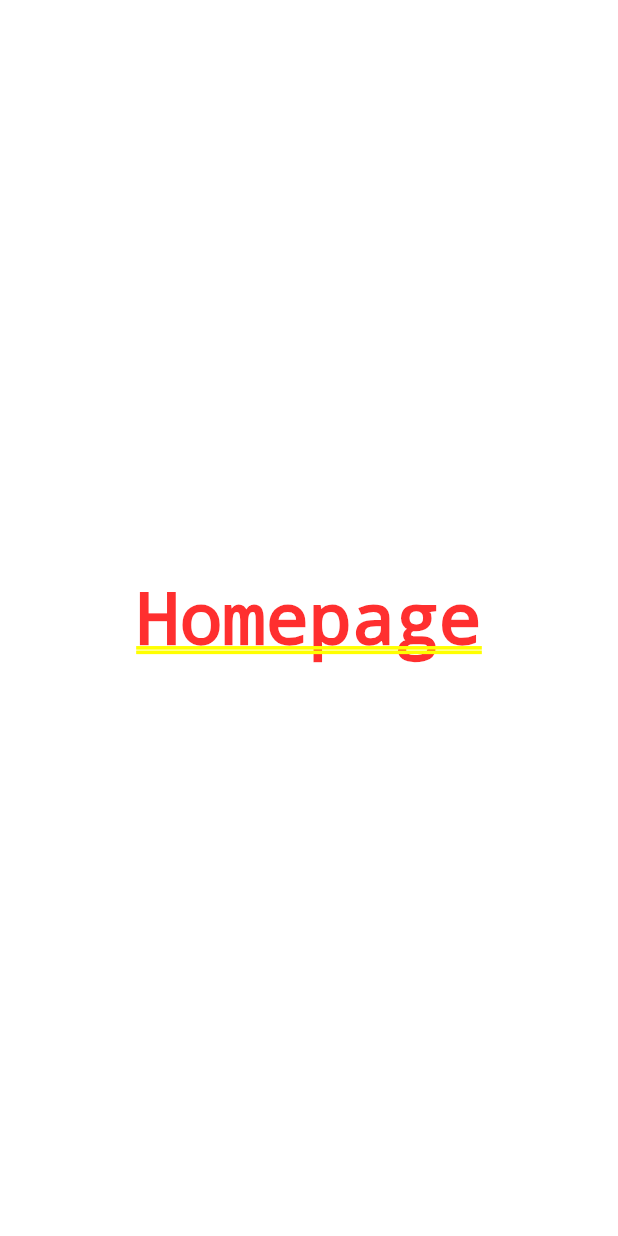
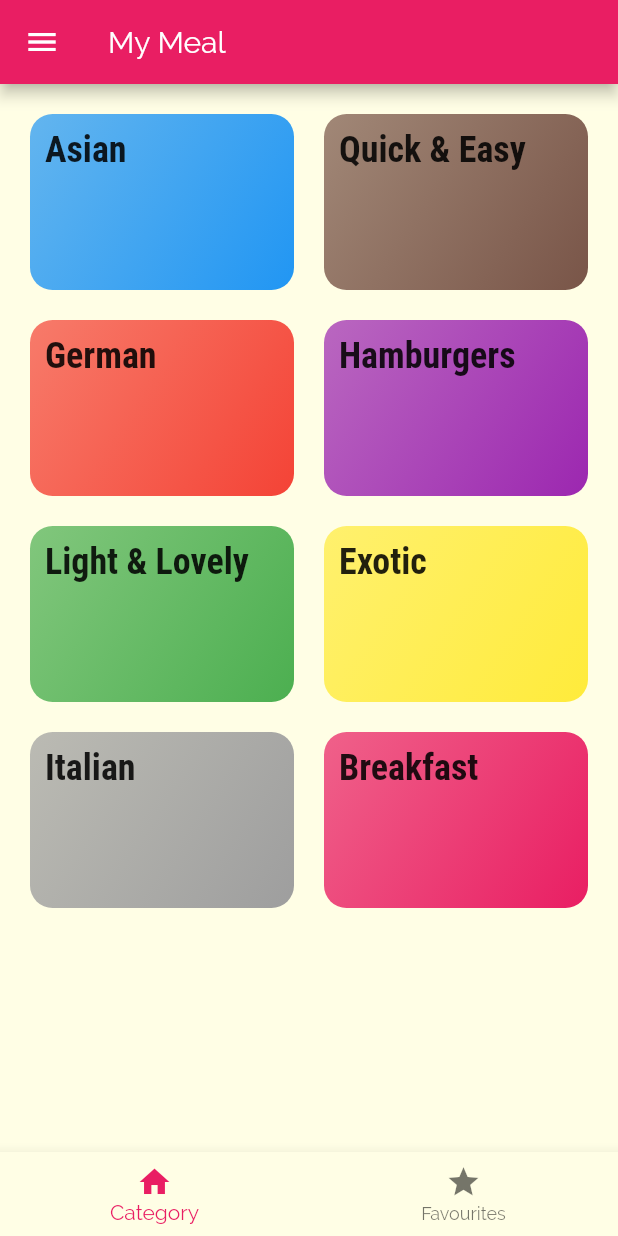
Before and after one commit to msharibahmed/meal_app, a Flutter app: the screen it shows after launch, on a phone screen of 412 x 824 dp. Run offline on Flutter 3.47's test engine with Material 2 defaults, Android fonts, the phone set to English and light mode, and no system bars.

Commit message:
Added drawer,bottom nav bar ui and added category ui + its backend

```diff
--- /dev/null
+++ b/lib/category_item.dart
@@ -0,0 +1,33 @@
+import 'package:flutter/material.dart';
+import 'package:meal_app/pages/category_meals_screen.dart';
+
+class CategoryItem extends StatelessWidget {
+  final String title;
+  final Color color;
+  CategoryItem(this.title, this.color);
+  void _selectCategory(BuildContext ctx) {
+    Navigator.of(ctx).push(MaterialPageRoute(builder: (_) => CategoryMeals()));
+  }
+
+  @override
+  Widget build(BuildContext context) {
+    return InkWell(
+      onTap: () => _selectCategory(context),
+      borderRadius: BorderRadius.circular(15),
+      splashColor: Theme.of(context).primaryColor,
+      child: Container(
+        padding: const EdgeInsets.all(10),
+        decoration: BoxDecoration(
+            borderRadius: BorderRadius.circular(15),
+            gradient: LinearGradient(
+                colors: [color.withOpacity(0.7), color],
+                begin: Alignment.topLeft,
+                end: Alignment.bottomRight)),
+        child: Text(
+          title,
+          style: Theme.of(context).textTheme.headline6,
+        ),
+      ),
+    );
+  }
+}
--- /dev/null
+++ b/lib/dummy_data.dart
@@ -0,0 +1,22 @@
+import './models/category.dart';
+import 'package:flutter/material.dart';
+
+const DUMMY_DATA=const[
+Category(id: 'c1', title:'Asian',
+color: Colors.blue),
+
+Category(id: 'c2', title:'Quick & Easy',
+color: Colors.brown),
+Category(id: 'c3', title:'German',
+color: Colors.red),
+Category(id: 'c4', title:'Hamburgers',
+color: Colors.purple),
+Category(id: 'c5', title:'Light & Lovely',
+color: Colors.green),
+Category(id: 'c6', title:'Exotic',
+color: Colors.yellow),
+Category(id: 'c7', title:'Italian',
+color: Colors.grey),
+Category(id: 'c8', title:'Breakfast',
+color: Colors.pink)
+];
--- a/lib/main.dart
+++ b/lib/main.dart
@@ -1,29 +1,28 @@
 import 'package:flutter/material.dart';
+import 'pages/categories.dart';
 
 void main() {
   runApp(MyApp());
 }
+
 class MyApp extends StatelessWidget {
   @override
   Widget build(BuildContext context) {
     return MaterialApp(
-      home: HomePage(),
-
+      theme: ThemeData(
+        primarySwatch: Colors.pink,
+        accentColor: Colors.amber,
+        canvasColor: Color.fromRGBO(255, 254, 229, 1),
+        fontFamily: 'Raleway',
+        textTheme: ThemeData.light().textTheme.copyWith(
+            bodyText2: TextStyle(color: Color.fromRGBO(20, 51, 51, 1)),
+            bodyText1: TextStyle(color: Color.fromRGBO(20, 51, 51, 1)),
+            headline6: TextStyle(
+                fontSize: 24.0,
+                fontFamily: 'RobotoCondensed',
+                fontWeight: FontWeight.bold)),
+      ),
+      home: Categories(),
     );
   }
 }
-
-class HomePage extends StatefulWidget {
-  @override
-  _HomePageState createState() => _HomePageState();
-}
-
-class _HomePageState extends State<HomePage> {
-  @override
-  Widget build(BuildContext context) {
-    return Center(
-      child:Text('Homepage')
-
-    );
-  }
-}
--- /dev/null
+++ b/lib/models/category.dart
@@ -0,0 +1,13 @@
+import 'package:flutter/material.dart';
+
+class Category {
+  final String id;
+  final String title;
+  final Color color;
+
+  const Category({
+    @required this.id,
+    @required this.title,
+    this.color = Colors.orange,
+  });
+}
--- /dev/null
+++ b/lib/pages/categories.dart
@@ -0,0 +1,69 @@
+import 'package:flutter/material.dart';
+
+import '../category_item.dart';
+import '../dummy_data.dart';
+
+class Categories extends StatefulWidget {
+  @override
+  _CategoriesState createState() => _CategoriesState();
+}
+
+class _CategoriesState extends State<Categories> {
+  final screens = ['/', 'favourites'];
+  @override
+  Widget build(BuildContext context) {
+    return Scaffold(
+        drawer: Drawer(
+            child: Column(
+          children: [
+            DrawerHeader(
+                padding: EdgeInsets.all(0),
+                child: Container(
+                  color: Color(0xFFFFB300),
+                  child: Center(
+                      child: Text(
+                    'Cooking Up!',
+                    style: TextStyle(fontSize: 40, color: Color(0xFFB71C1c)),
+                  )),
+                )),
+            ListTile(
+              leading: Icon(Icons.markunread_mailbox),
+              title: Text('Meals',
+                  style: TextStyle(fontSize: 20, fontWeight: FontWeight.w800)),
+            ),
+            Divider(
+              height: 0,
+            ),
+            const ListTile(
+              leading: const Icon(Icons.settings),
+              title: const Text('Filters',
+                  style: TextStyle(fontSize: 20, fontWeight: FontWeight.w800)),
+            )
+          ],
+        )),
+        bottomNavigationBar: BottomNavigationBar(
+          items: <BottomNavigationBarItem>[
+            BottomNavigationBarItem(
+                icon: Icon(Icons.home), title: Text('Category')),
+            BottomNavigationBarItem(
+                icon: Icon(Icons.star), title: Text('Favourites'))
+          ],
+          currentIndex: 0,
+        ),
+        appBar: AppBar(
+          title: Text('My Meal'),
+        ),
+        body: GridView(
+          padding: const EdgeInsets.all(20),
+          gridDelegate: SliverGridDelegateWithMaxCrossAxisExtent(
+            maxCrossAxisExtent: 200,
+            childAspectRatio: 3 / 2,
+            mainAxisSpacing: 20,
+            crossAxisSpacing: 20,
+          ),
+          children: DUMMY_DATA
+              .map((catData) => CategoryItem(catData.title, catData.color))
+              .toList(),
+        ));
+  }
+}
--- /dev/null
+++ b/lib/pages/category_meals_screen.dart
@@ -0,0 +1,10 @@
+import 'package:flutter/material.dart';
+
+class CategoryMeals extends StatelessWidget {
+  @override
+  Widget build(BuildContext context) {
+    return Center(
+      child: Container(child: Text('list')),
+    );
+  }
+}
--- /dev/null
+++ b/lib/pages/favourites.dart
@@ -0,0 +1,28 @@
+
+import 'package:flutter/material.dart';
+
+class Favourites extends StatefulWidget {
+  @override
+  _FavouritesState createState() => _FavouritesState();
+}
+
+class _FavouritesState extends State<Favourites> {
+  @override
+  Widget build(BuildContext context) {
+    return Scaffold(
+      appBar: AppBar(
+        title: Text('Favourite Meals'),
+      ),
+      body: FavouriteList(),
+    );
+  }
+}
+
+class FavouriteList extends StatelessWidget {
+  @override
+  Widget build(BuildContext context) {
+    return Center(
+      child: Container(child: Text('Add Your Favourite Meal')),
+    );
+  }
+}
```
Also changed, not shown: pubspec.yaml (+17 -6 lines), assets/fonts/Raleway-Black.ttf (added), assets/fonts/Raleway-Bold.ttf (added), assets/fonts/Raleway-Regular.ttf (added), assets/fonts/RobotoCondensed-Bold.ttf (added), assets/fonts/RobotoCondensed-Italic.ttf (added), assets/fonts/RobotoCondensed-Light.ttf (added), assets/fonts/RobotoCondensed-Regular.ttf (added).
